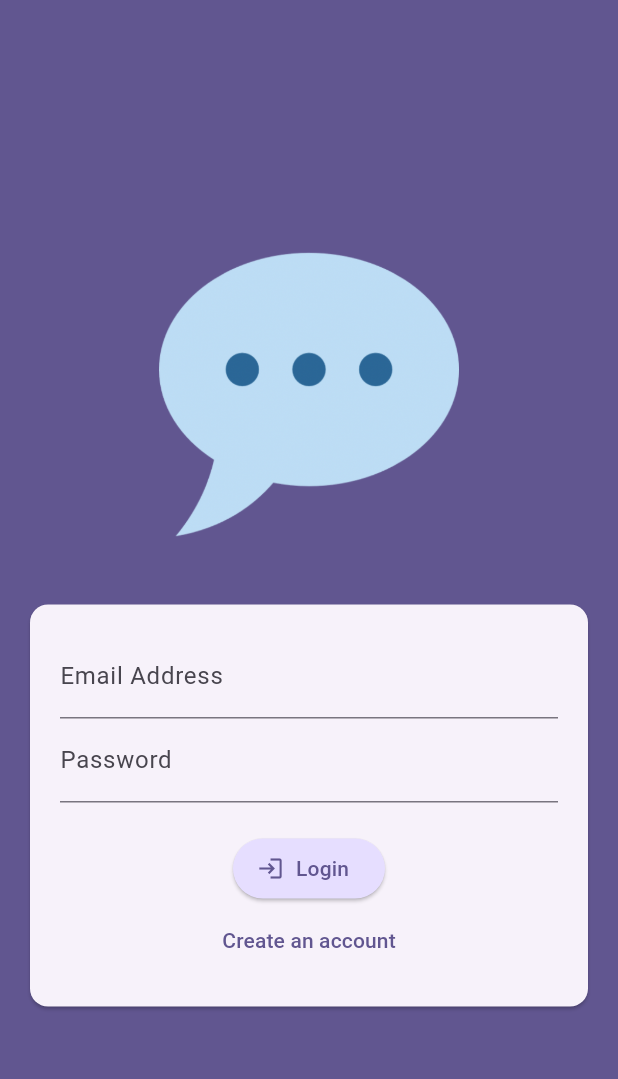
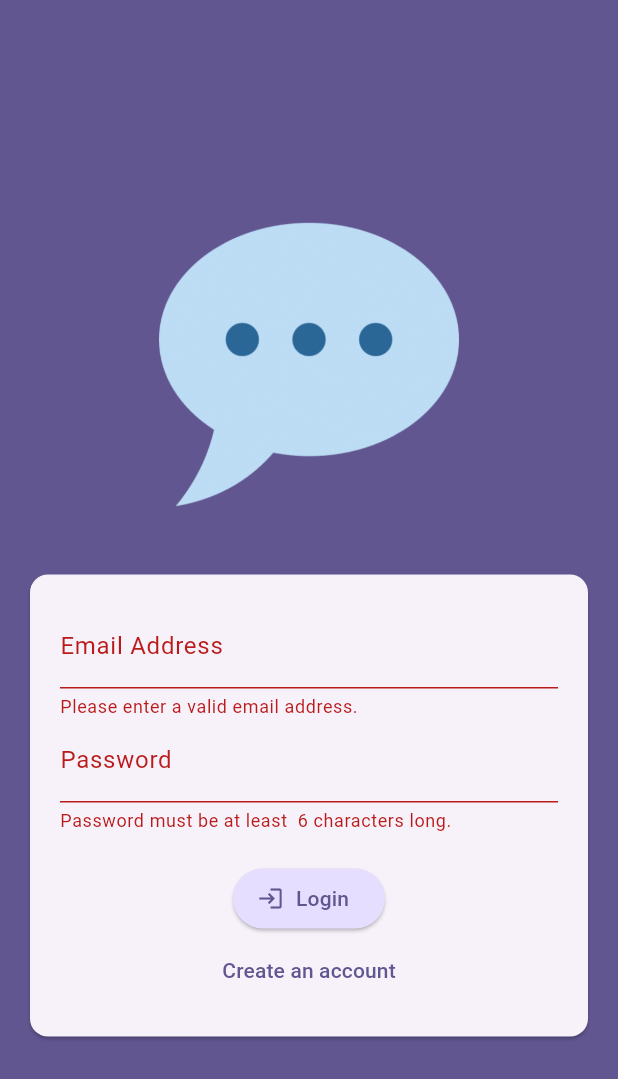
Before and after one commit to mojahid-belaman/chat_app, a Flutter app: the screen it shows after launch, after a tap on "Login", on a phone screen of 412 x 824 dp. Shown: the top 1079 px of the screen. Run offline on Flutter 3.47's test engine with Material 3 defaults, Android fonts, the phone set to English and light mode, and no system bars; our stand-ins replace firebase_auth; accounts and stored records are empty.

Commit message:
create methods like submit and _handleSignupLogin and _isEmailValid and _isPasswordValid and create enum contain signup and login

```diff
--- a/lib/widgets/auth_form.dart
+++ b/lib/widgets/auth_form.dart
@@ -1,4 +1,13 @@
+import 'dart:io';
+
+import 'package:chat_app/screens/chat.dart';
+import 'package:chat_app/widgets/user_image_picker.dart';
 import 'package:flutter/material.dart';
+import 'package:firebase_auth/firebase_auth.dart';
+
+final _firebase = FirebaseAuth.instance;
+
+enum AuthModeEnum { Signup, Login }
 
 class AuthForm extends StatefulWidget {
   const AuthForm({super.key});
@@ -10,43 +19,132 @@ class AuthForm extends StatefulWidget {
 }
 
 class _AuthFormState extends State<AuthForm> {
-  bool _isLogin = true;
+  final _form = GlobalKey<FormState>();
+  AuthModeEnum _isLogin = AuthModeEnum.Login;
+  var _enteredEmail = '';
+  var _enteredPassword = '';
+  File? _selectedImage;
+
+  bool _isEmailValid(String email) {
+    final RegExp emailRegex = RegExp(
+      r'^[\w-]+(\.[\w-]+)*@[\w-]+(\.[\w-]+)+$',
+    );
+    if (email.trim().isNotEmpty && emailRegex.hasMatch(email)) return true;
+
+    return false;
+  }
+
+  bool _isPasswordValid(String password) {
+    if (password.trim().isNotEmpty && password.trim().length >= 6) return true;
+    return false;
+  }
+
+  void _handleSignupLogin() async {
+    try {
+      if (_isLogin == AuthModeEnum.Login) {
+        final userCridential = await _firebase.signInWithEmailAndPassword(
+            email: _enteredEmail, password: _enteredPassword);
+      } else if (_isLogin == AuthModeEnum.Signup) {
+        final userCridential = await _firebase.createUserWithEmailAndPassword(
+            email: _enteredEmail, password: _enteredPassword);
+      }
+    } on FirebaseAuthException catch (e) {
+      if (context.mounted) {
+        ScaffoldMessenger.of(context).clearSnackBars();
+        ScaffoldMessenger.of(context).showSnackBar(
+          SnackBar(
+            content: Text(e.message ?? 'Authentication Failed!'),
+            backgroundColor: Theme.of(context).colorScheme.error,
+          ),
+        );
+      }
+    }
+  }
+
+  void _submit() {
+    final isValid = _form.currentState!.validate();
+
+    if (!isValid) return;
+
+    if (_isLogin == AuthModeEnum.Signup && _selectedImage == null) {
+      ScaffoldMessenger.of(context).clearSnackBars();
+      ScaffoldMessenger.of(context).showSnackBar(
+        SnackBar(
+          content:
+              const Text('Please fill all the fields and select an image!'),
+          backgroundColor: Theme.of(context).colorScheme.error,
+        ),
+      );
+      return;
+    }
+
+    _form.currentState!.save();
+    _handleSignupLogin();
+  }
 
   @override
   Widget build(BuildContext context) {
     return Form(
+      key: _form,
       child: Column(
         mainAxisSize: MainAxisSize.min,
         children: [
+          if (_isLogin == AuthModeEnum.Signup)
+            UserImagePicker(onSelectImage: (pickedImage) {
+              _selectedImage = pickedImage;
+            }),
           TextFormField(
             decoration: const InputDecoration(labelText: 'Email Address'),
             keyboardType: TextInputType.emailAddress,
             autocorrect: false,
             textCapitalization: TextCapitalization.none,
+            validator: (value) {
+              if (!_isEmailValid(value!)) {
+                return 'Please enter a valid email address.';
+              }
+              return null;
+            },
+            onSaved: (newValue) {
+              _enteredEmail = newValue!;
+            },
           ),
           TextFormField(
             decoration: const InputDecoration(labelText: 'Password'),
             obscureText: true,
+            validator: (value) {
+              if (!_isPasswordValid(value!)) {
+                return 'Password must be at least  6 characters long.';
+              }
+              return null;
+            },
+            onSaved: (newValue) {
+              _enteredPassword = newValue!;
+            },
           ),
           const SizedBox(
             height: 20,
           ),
           ElevatedButton.icon(
-            onPressed: () {},
+            onPressed: _submit,
             style: ElevatedButton.styleFrom(
                 backgroundColor:
                     Theme.of(context).colorScheme.primaryContainer),
-            icon: Icon(_isLogin ? Icons.login : Icons.app_registration_rounded),
-            label: Text(_isLogin ? 'Login' : 'Signup'),
+            icon: Icon(_isLogin == AuthModeEnum.Login
+                ? Icons.login
+                : Icons.app_registration_rounded),
+            label: Text(_isLogin == AuthModeEnum.Login ? 'Login' : 'Signup'),
           ),
           TextButton(
             onPressed: () {
               setState(() {
-                _isLogin = !_isLogin;
+                _isLogin = _isLogin == AuthModeEnum.Login
+                    ? AuthModeEnum.Signup
+                    : AuthModeEnum.Login;
               });
             },
-            child: Text(
-                _isLogin ? 'Create an account' : 'I already have an account.'),
+            child: Text(_isLogin == AuthModeEnum.Login
+                ? 'Create an account'
+                : 'I already have an account.'),
           ),
         ],
       ),
```
